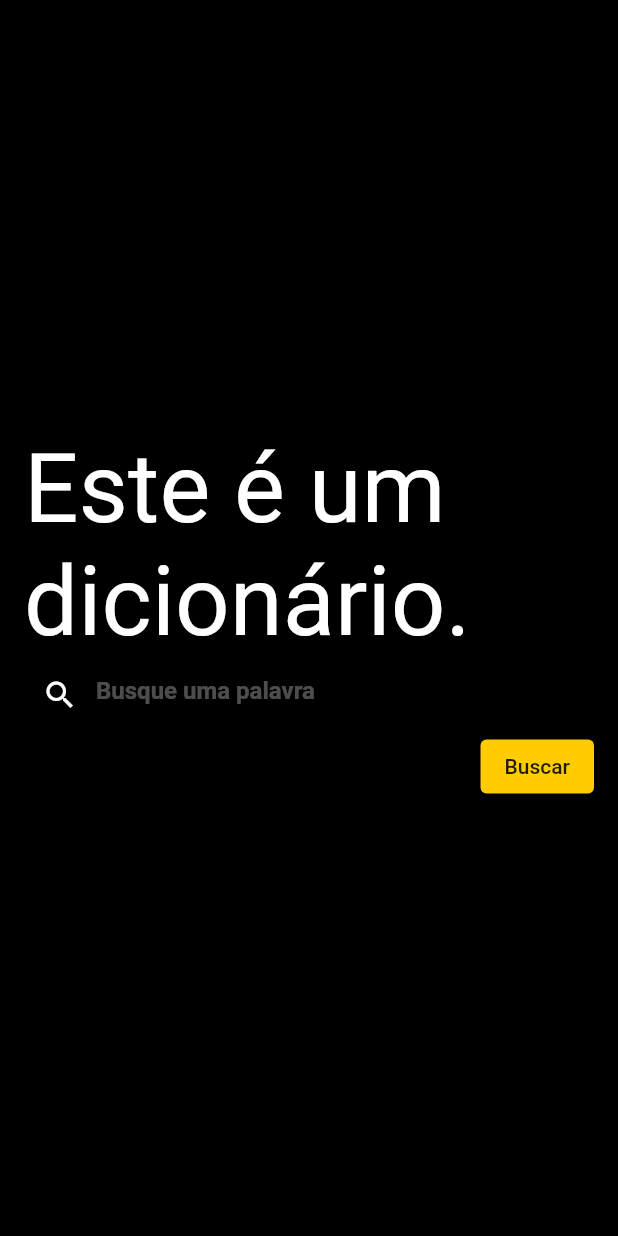
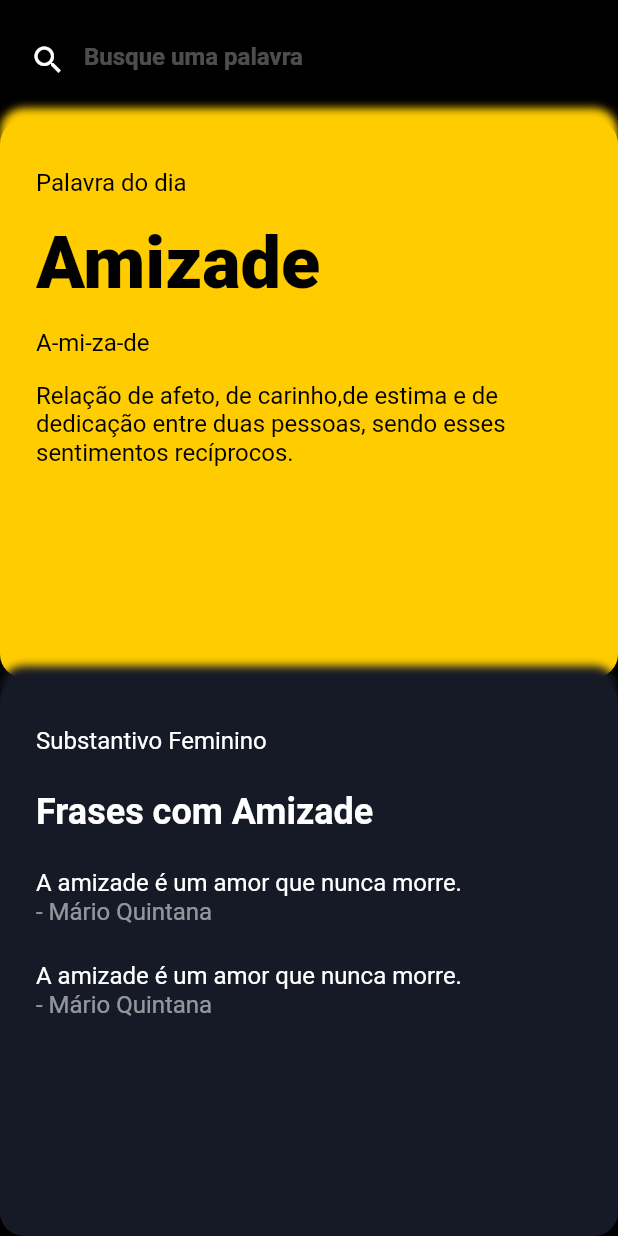
Before and after one commit to JulCzar/mvp-flutter-dm1, a Flutter app: the screen it shows after launch, after a tap on "Buscar", on a phone screen of 412 x 824 dp. Run offline on Flutter 3.47's test engine with Material 2 defaults, Android fonts, the light colour scheme and no system bars; Roboto replaces fonts that are missing (Montserrat).

Commit message:
feat: details

```diff
--- a/lib/app_widget.dart
+++ b/lib/app_widget.dart
@@ -1,4 +1,5 @@
 import 'package:flutter/material.dart';
+import 'package:mvp_flutter_dm1/screens/details.dart';
 
 import 'screens/home.dart';
 
@@ -22,6 +23,7 @@ class _AppWidgetState extends State<AppWidget> {
       initialRoute: '/',
       routes: {
         '/': (context) => const Home(),
+        '/details': (context) => const Details(),
       },
     );
   }
--- /dev/null
+++ b/lib/screens/details.dart
@@ -0,0 +1,115 @@
+import 'package:flutter/material.dart';
+import 'package:mvp_flutter_dm1/widgets/card.dart';
+import 'package:mvp_flutter_dm1/widgets/custom_input.dart';
+import 'package:mvp_flutter_dm1/widgets/custom_text.dart';
+
+class Details extends StatelessWidget {
+  const Details({Key? key}) : super(key: key);
+
+  @override
+  Widget build(BuildContext context) {
+    return Scaffold(
+      backgroundColor: Colors.black,
+      body: SafeArea(
+        child: Column(
+          crossAxisAlignment: CrossAxisAlignment.stretch,
+          children: [
+            const Padding(
+              child: Input(),
+              padding: EdgeInsets.symmetric(
+                vertical: 16.0,
+                horizontal: 8.0,
+              ),
+            ),
+            Expanded(
+              child: CustomCard(
+                color: const Color.fromRGBO(255, 204, 0, 1),
+                child: Column(
+                  crossAxisAlignment: CrossAxisAlignment.start,
+                  children: const [
+                    CustomText(
+                      text: 'Palavra do dia',
+                      color: Colors.black,
+                    ),
+                    Padding(
+                      padding: EdgeInsets.only(top: 16.0),
+                      child: CustomText(
+                        fontWeight: FontWeight.w900,
+                        color: Colors.black,
+                        text: 'Amizade',
+                        size: 48,
+                      ),
+                    ),
+                    Padding(
+                      padding: EdgeInsets.only(top: 16.0),
+                      child: CustomText(
+                        color: Colors.black,
+                        text: 'A-mi-za-de',
+                      ),
+                    ),
+                    Padding(
+                      padding: EdgeInsets.only(top: 16.0),
+                      child: CustomText(
+                        color: Colors.black,
+                        text: 'Relação de afeto, de carinho,'
+                            'de estima e de dedicação entre duas pessoas, '
+                            'sendo esses sentimentos recíprocos.',
+                      ),
+                    )
+                  ],
+                ),
+              ),
+            ),
+            Expanded(
+              child: CustomCard(
+                color: const Color.fromRGBO(22, 26, 39, 1),
+                child: Column(
+                  crossAxisAlignment: CrossAxisAlignment.start,
+                  children: [
+                    const CustomText(
+                      text: 'Substantivo Feminino',
+                    ),
+                    const Padding(
+                      padding: EdgeInsets.only(top: 24.0),
+                      child: CustomText(
+                        text: 'Frases com Amizade',
+                        fontWeight: FontWeight.bold,
+                        size: 24,
+                      ),
+                    ),
+                    Padding(
+                      padding: const EdgeInsets.only(top: 24.0),
+                      child: Column(
+                        crossAxisAlignment: CrossAxisAlignment.start,
+                        children: const [
+                          CustomText(
+                            text: 'A amizade é um amor que nunca morre.',
+                          ),
+                          CustomText(
+                              text: '- Mário Quintana', color: Colors.white54),
+                        ],
+                      ),
+                    ),
+                    Padding(
+                      padding: const EdgeInsets.only(top: 24.0),
+                      child: Column(
+                        crossAxisAlignment: CrossAxisAlignment.start,
+                        children: const [
+                          CustomText(
+                            text: 'A amizade é um amor que nunca morre.',
+                          ),
+                          CustomText(
+                              text: '- Mário Quintana', color: Colors.white54),
+                        ],
+                      ),
+                    ),
+                  ],
+                ),
+              ),
+            ),
+          ],
+        ),
+      ),
+    );
+  }
+}
--- /dev/null
+++ b/lib/widgets/card.dart
@@ -0,0 +1,36 @@
+import 'package:flutter/material.dart';
+
+class CustomCard extends StatelessWidget {
+  final Color color;
+  final Widget child;
+
+  const CustomCard({
+    Key? key,
+    required this.color,
+    required this.child,
+  }) : super(key: key);
+
+  @override
+  Widget build(BuildContext context) {
+    return Container(
+      child: Padding(
+        padding: const EdgeInsets.symmetric(
+          horizontal: 24.0,
+          vertical: 32.0,
+        ),
+        child: child,
+      ),
+      decoration: BoxDecoration(
+        boxShadow: [
+          BoxShadow(
+            color: color,
+            blurRadius: 4,
+            offset: const Offset(0, -8),
+          )
+        ],
+        color: color,
+        borderRadius: BorderRadius.circular(16.0),
+      ),
+    );
+  }
+}
--- a/lib/widgets/custom_text.dart
+++ b/lib/widgets/custom_text.dart
@@ -3,11 +3,15 @@ import 'package:flutter/material.dart';
 class CustomText extends StatelessWidget {
   final String text;
   final double size;
+  final Color color;
+  final FontWeight fontWeight;
 
   const CustomText({
     Key? key,
     this.text = '',
     this.size = 16,
+    this.color = Colors.white,
+    this.fontWeight = FontWeight.w400,
   }) : super(key: key);
 
   @override
@@ -16,8 +20,9 @@ class CustomText extends StatelessWidget {
       text,
       style: TextStyle(
         fontFamily: 'Montserrat',
-        color: Colors.white,
+        fontWeight: fontWeight,
         fontSize: size,
+        color: color,
       ),
     );
   }
```
